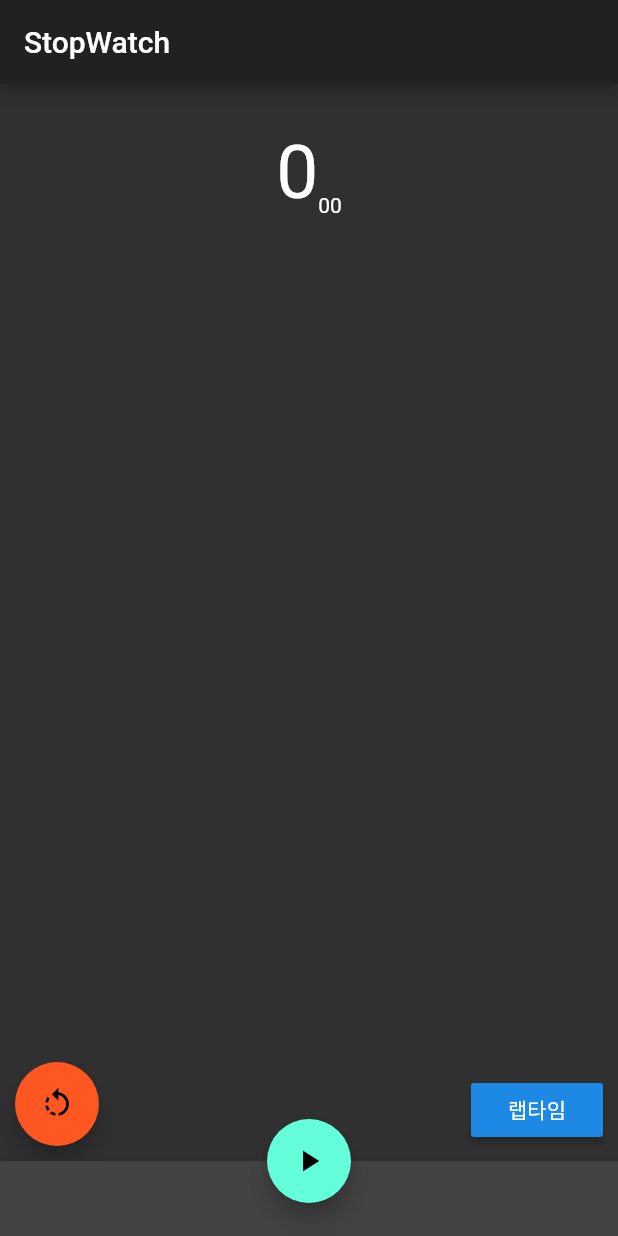
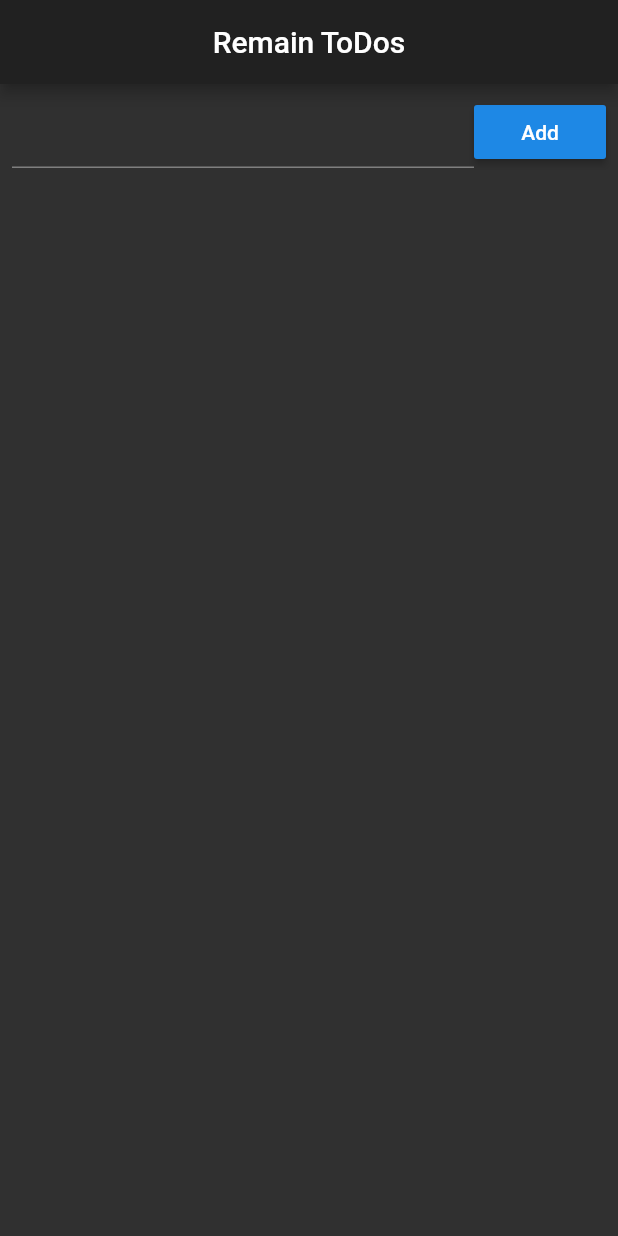
Before and after one commit to cckn/Learning-Flutter, a Flutter app: the screen it shows after launch, on a phone screen of 412 x 824 dp. Run offline on Flutter 3.47's test engine with Material 2 defaults, Android fonts, the phone set to English and light mode, and no system bars.

```diff
--- a/lib/main.dart
+++ b/lib/main.dart
@@ -1,33 +1,39 @@
 import 'package:flutter/material.dart';
-import 'dart:async';
 
 void main() => runApp(MyApp());
+
+class Todo {
+  bool isDone = false;
+  String title;
+
+  Todo(this.title);
+}
 
 class MyApp extends StatelessWidget {
   @override
   Widget build(BuildContext context) {
     // TODO: implement build
     return MaterialApp(
-        title: "Flutter Demo", theme: ThemeData.dark(), home: StopWatchPage());
+      title: "Flutter Demo",
+      theme: ThemeData.dark(),
+      home: TodoListPage(),
+    );
   }
 }
 
-class StopWatchPage extends StatefulWidget {
+class TodoListPage extends StatefulWidget {
   @override
-  _StopWatchPageState createState() => _StopWatchPageState();
+  _TodoListPageState createState() => _TodoListPageState();
 }
 
-class _StopWatchPageState extends State<StopWatchPage> {
-  Timer _timer;
+class _TodoListPageState extends State<TodoListPage> {
+  final _items = <Todo>[];
 
-  num _time = 0;
-  bool _isRunning = false;
-
-  List<String> _lapTimes = [];
+  var _todoController = TextEditingController();
 
   @override
   void dispose() {
-    _timer?.cancel();
+    _todoController.dispose();
     super.dispose();
   }
 
@@ -35,120 +41,73 @@ class _StopWatchPageState extends State<StopWatchPage> {
   Widget build(BuildContext context) {
     return Scaffold(
       appBar: AppBar(
-        title: Text("StopWatch"),
+        centerTitle: true,
+        title: Text("Remain ToDos"),
       ),
-      body: _buildBody(),
-      bottomNavigationBar: BottomAppBar(
-        child: Container(
-          height: 50,
-        ),
-      ),
-      floatingActionButton: FloatingActionButton(
-        onPressed: () {
-          setState(() {
-            _clickButton();
-          });
-        },
-        child: _isRunning ? (Icon(Icons.pause)) : (Icon(Icons.play_arrow)),
-      ),
-      floatingActionButtonLocation: FloatingActionButtonLocation.centerDocked,
-    );
-  }
-
-  Widget _buildBody() {
-    var sec = _time ~/ 100;
-    var hundredth = "${_time % 100}".padLeft(2, "0");
-
-    return Center(
-      child: Padding(
-        padding: const EdgeInsets.only(top: 30),
-        child: Stack(
+      body: Padding(
+        padding: const EdgeInsets.all(8.0),
+        child: Column(
           children: <Widget>[
-            Column(
+            Row(
               children: <Widget>[
-                Row(
-                  // Show Time Field
-                  mainAxisAlignment: MainAxisAlignment.center,
-                  crossAxisAlignment: CrossAxisAlignment.end,
-                  children: <Widget>[
-                    Text(
-                      "$sec",
-                      style: TextStyle(fontSize: 50),
-                    ),
-                    Text("$hundredth")
-                  ],
-                ),
-                Container(
-                  // Show LabTime Field
-                  width: 100,
-                  height: 200,
-                  child: ListView(
-                    children: _lapTimes.map((time) => Text(time)).toList(),
-                  ),
+                Expanded(
+                    child: TextField(
+                  controller: _todoController,
+                )),
+                RaisedButton(
+                  child: Text("Add"),
+                  onPressed: () => _addTodo(Todo(_todoController.text.trim())),
                 )
               ],
             ),
-            Positioned(
-              // Reset Button
-              left: 10,
-              bottom: 10,
-              child: FloatingActionButton(
-                backgroundColor: Colors.deepOrange,
-                onPressed: _reset,
-                child: Icon(Icons.rotate_left),
-              ),
-            ),
-            Positioned(
-              // LapTime Button
-              right: 10,
-              bottom: 10,
-              child: RaisedButton(
-                onPressed: () {
-                  setState(() {
-                    _recordLapTime("$sec.$hundredth");
-                  });
-                },
-                child: Text("랩타임"),
-              ),
-            )
+            Expanded(
+                child: ListView(
+              children: _items.map((todo) => _buildItemWidget(todo)).toList(),
+            ))
           ],
         ),
       ),
     );
   }
 
-  void _clickButton() {
-    _isRunning = !_isRunning;
-
-    if (_isRunning) {
-      _start();
-    } else {
-      _pause();
-    }
+  Widget _buildItemWidget(Todo todo) {
+    return ListTile(
+        onTap: () {
+          //Todo: Todo 누를 시 isDone = !isDone
+          _toggleTodo(todo);
+        },
+        title: Text(todo.title,
+            style: todo.isDone
+                ? TextStyle(
+                    decoration: TextDecoration.lineThrough,
+                    fontStyle: FontStyle.italic,
+                    color: Colors.white54)
+                : null),
+        trailing: IconButton(
+          icon: Icon(Icons.delete_forever),
+          onPressed: () {
+            // TODO: RemoveBtn 누를 시 Todo 삭제
+            _removeTodo(todo);
+          },
+        ));
   }
 
-  void _start() {
-    _timer = Timer.periodic(Duration(milliseconds: 10), (timer) {
-      setState(() {
-        _time++;
-      });
+  void _addTodo(Todo todo) {
+    setState(() {
+      _items.add(todo);
+      _todoController.text = ""; // Reset to-do input form
     });
   }
 
-  void _pause() {
-    _timer?.cancel();
-  }
-
-  void _reset() {
+  void _removeTodo(Todo todo) {
     setState(() {
-      _isRunning = false;
-      _timer?.cancel();
-      _lapTimes.clear();
-      _time = 0;
+      _items.remove(todo);
     });
   }
 
-  void _recordLapTime(String time) {
-    _lapTimes.add("${_lapTimes.length + 1}등 $time");
+  void _toggleTodo(Todo todo) {
+    setState(() {
+      todo.isDone = !todo.isDone;
+    });
   }
 }
--- a/pubspec.yaml
+++ b/pubspec.yaml
@@ -24,6 +24,7 @@ dependencies:
   # Use with the CupertinoIcons class for iOS style icons.
   cupertino_icons: ^0.1.2
   carousel_slider: ^2.0.0
+  cloud_firestore: ^0.12.11
 
 dev_dependencies:
   flutter_test:
```
Also changed, not shown: pubspec.lock, 2 other files.
